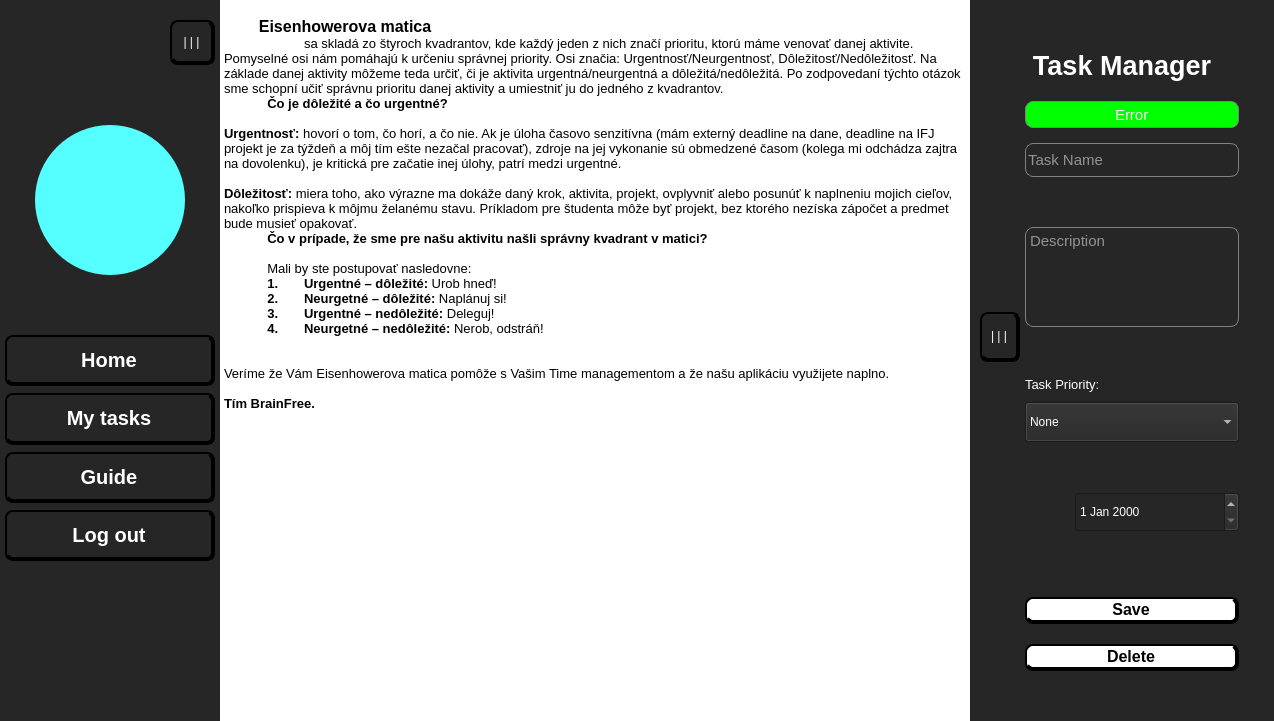
This is responsive.ui in MrDalo/brainfree as Qt 5 draws it before an edit. The edited form follows.
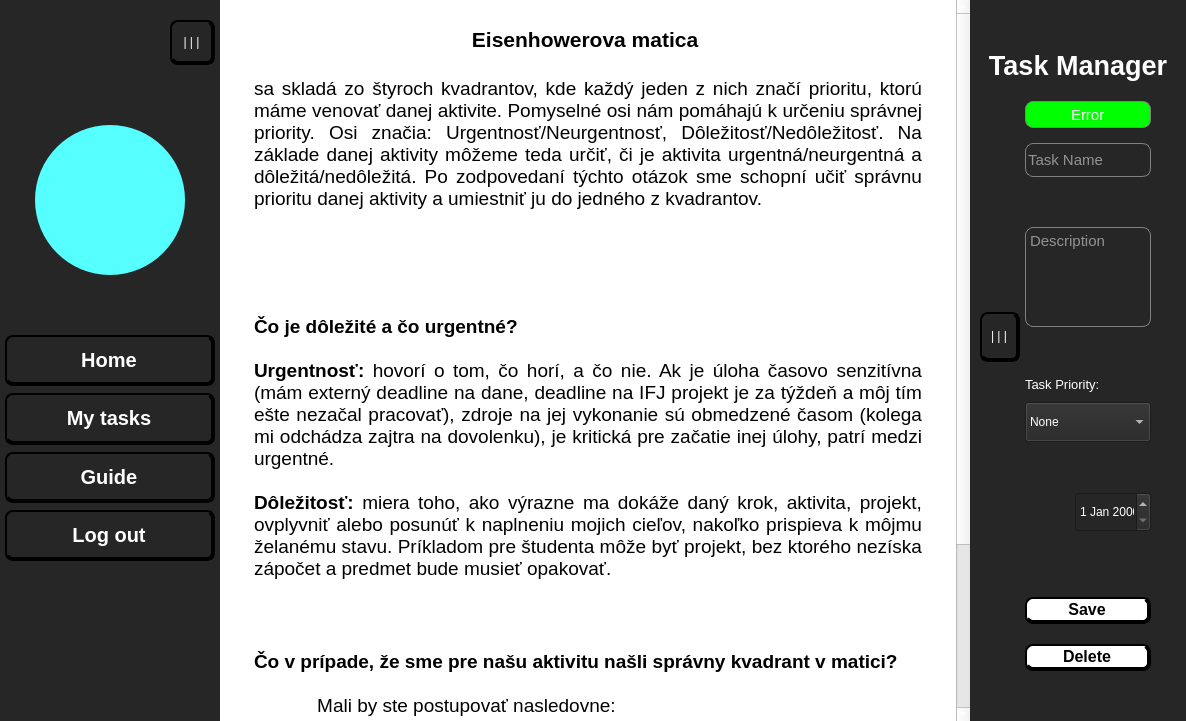
This is the edited form. The open tabs and pages were chosen to show the change. Icons and pictures are not drawn.

Commit message: Add property to tasks colors, guide

```diff
--- a/responsive.ui
+++ b/responsive.ui
@@ -6,7 +6,7 @@
    <rect>
     <x>0</x>
     <y>0</y>
-    <width>1274</width>
+    <width>1186</width>
     <height>721</height>
    </rect>
   </property>
@@ -413,7 +413,7 @@
       </property>
       <property name="maximumSize">
        <size>
-        <width>1240</width>
+        <width>16777215</width>
         <height>16777215</height>
        </size>
       </property>
@@ -4010,11 +4010,17 @@
 &lt;html&gt;&lt;head&gt;&lt;meta name=&quot;qrichtext&quot; content=&quot;1&quot; /&gt;&lt;style type=&quot;text/css&quot;&gt;
 p, li { white-space: pre-wrap; }
 &lt;/style&gt;&lt;/head&gt;&lt;body style=&quot; font-family:'MS Shell Dlg 2'; font-size:7.8pt; font-weight:400; font-style:normal;&quot;&gt;
-&lt;p style=&quot; margin-top:0px; margin-bottom:0px; margin-left:0px; margin-right:0px; -qt-block-indent:0; text-indent:0px;&quot;&gt;&lt;span style=&quot; color:#000000;&quot;&gt;        &lt;/span&gt;&lt;/p&gt;
-&lt;p style=&quot; margin-top:0px; margin-bottom:0px; margin-left:0px; margin-right:0px; -qt-block-indent:0; text-indent:0px;&quot;&gt;&lt;span style=&quot; color:#000000;&quot;&gt;           &lt;/span&gt;&lt;span style=&quot; font-size:12pt; color:#000000;&quot;&gt; &lt;/span&gt;&lt;span style=&quot; font-size:12pt; font-weight:600; color:#000000;&quot;&gt;Eisenhowerova matica&lt;/span&gt;&lt;span style=&quot; font-size:12pt; color:#000000;&quot;&gt; &lt;/span&gt;&lt;/p&gt;
-&lt;p style=&quot; margin-top:0px; margin-bottom:0px; margin-left:0px; margin-right:0px; -qt-block-indent:0; text-indent:0px;&quot;&gt;&lt;span style=&quot; font-size:10pt; color:#000000;&quot;&gt;	sa skladá zo štyroch kvadrantov, kde každý jeden z nich značí prioritu, ktorú máme venovať danej aktivite. Pomyselné osi nám pomáhajú k určeniu správnej priority. Osi značia: Urgentnosť/Neurgentnosť, Dôležitosť/Nedôležitosť. Na základe danej aktivity môžeme teda určiť, či je aktivita urgentná/neurgentná a dôležitá/nedôležitá. Po zodpovedaní týchto otázok sme schopní učiť správnu prioritu danej aktivity a umiestniť ju do jedného z kvadrantov.                &lt;/span&gt;&lt;img src=&quot;matica.jpg&quot; /&gt;&lt;span style=&quot; font-size:10pt; color:#000000;&quot;&gt;        &lt;/span&gt;&lt;/p&gt;
-&lt;p style=&quot; margin-top:0px; margin-bottom:0px; margin-left:0px; margin-right:0px; -qt-block-indent:0; text-indent:0px;&quot;&gt;&lt;span style=&quot; font-size:10pt; color:#000000;&quot;&gt;            &lt;/span&gt;&lt;span style=&quot; font-size:10pt; font-weight:600; color:#000000;&quot;&gt;Čo je dôležité a čo urgentné?&lt;/span&gt;&lt;span style=&quot; font-size:10pt; color:#000000;&quot;&gt;&lt;br /&gt;&lt;br /&gt;&lt;/span&gt;&lt;span style=&quot; font-size:10pt; font-weight:600; color:#000000;&quot;&gt;Urgentnosť:&lt;/span&gt;&lt;span style=&quot; font-size:10pt; color:#000000;&quot;&gt; hovorí o tom, čo horí, a čo nie. Ak je úloha časovo senzitívna (mám externý deadline na dane, deadline na IFJ projekt je za týždeň a môj tím ešte nezačal pracovať), zdroje na jej vykonanie sú obmedzené časom (kolega mi odchádza zajtra na dovolenku), je kritická pre začatie inej úlohy, patrí medzi urgentné.&lt;br /&gt;&lt;br /&gt;&lt;/span&gt;&lt;span style=&quot; font-size:10pt; font-weight:600; color:#000000;&quot;&gt;Dôležitosť:&lt;/span&gt;&lt;span style=&quot; font-size:10pt; color:#000000;&quot;&gt; miera toho, ako výrazne ma dokáže daný krok, aktivita, projekt, ovplyvniť alebo posunúť k naplneniu mojich cieľov, nakoľko prispieva k môjmu želanému stavu. Príkladom pre študenta môže byť projekt, bez ktorého nezíska zápočet a predmet bude musieť opakovať.                &lt;/span&gt;&lt;/p&gt;
-&lt;p style=&quot; margin-top:0px; margin-bottom:0px; margin-left:0px; margin-right:0px; -qt-block-indent:0; text-indent:0px;&quot;&gt;&lt;span style=&quot; font-size:10pt; color:#000000;&quot;&gt;            &lt;/span&gt;&lt;span style=&quot; font-size:10pt; font-weight:600; color:#000000;&quot;&gt;Čo v prípade, že sme pre našu aktivitu našli správny kvadrant v matici?&lt;/span&gt;&lt;span style=&quot; font-size:10pt; color:#000000;&quot;&gt;&lt;br /&gt;&lt;br /&gt;            Mali by ste postupovať nasledovne:&lt;br /&gt;            &lt;/span&gt;&lt;span style=&quot; font-size:10pt; font-weight:600; color:#000000;&quot;&gt;1.	Urgentné – dôležité:&lt;/span&gt;&lt;span style=&quot; font-size:10pt; color:#000000;&quot;&gt; Urob hneď!&lt;br /&gt;            &lt;/span&gt;&lt;span style=&quot; font-size:10pt; font-weight:600; color:#000000;&quot;&gt;2.	Neurgetné – dôležité:&lt;/span&gt;&lt;span style=&quot; font-size:10pt; color:#000000;&quot;&gt; Naplánuj si!&lt;br /&gt;            &lt;/span&gt;&lt;span style=&quot; font-size:10pt; font-weight:600; color:#000000;&quot;&gt;3.	Urgentné – nedôležité:&lt;/span&gt;&lt;span style=&quot; font-size:10pt; color:#000000;&quot;&gt; Deleguj!&lt;br /&gt;            &lt;/span&gt;&lt;span style=&quot; font-size:10pt; font-weight:600; color:#000000;&quot;&gt;4.	Neurgetné – nedôležité:&lt;/span&gt;&lt;span style=&quot; font-size:10pt; color:#000000;&quot;&gt; Nerob, odstráň!&lt;br /&gt;            &lt;br /&gt;&lt;br /&gt;Veríme že Vám Eisenhowerova matica pomôže s Vašim Time managementom a že našu aplikáciu využijete naplno.&lt;br /&gt;            &lt;br /&gt;&lt;/span&gt;&lt;span style=&quot; font-size:10pt; font-weight:600; color:#000000;&quot;&gt;Tím BrainFree.&lt;/span&gt;&lt;span style=&quot; font-size:10pt; color:#000000;&quot;&gt;    &lt;/span&gt;&lt;span style=&quot; color:#000000;&quot;&gt;        &lt;/span&gt;&lt;/p&gt;&lt;/body&gt;&lt;/html&gt;</string>
+&lt;p style=&quot; margin-top:0px; margin-bottom:0px; margin-left:20px; margin-right:20px; -qt-block-indent:0; text-indent:0px;&quot;&gt;&lt;span style=&quot; font-size:14pt; color:#000000;&quot;&gt;        &lt;/span&gt;&lt;/p&gt;
+&lt;p align=&quot;center&quot; style=&quot; margin-top:0px; margin-bottom:0px; margin-left:0px; margin-right:0px; -qt-block-indent:0; text-indent:0px;&quot;&gt;&lt;span style=&quot; font-size:16pt; font-weight:600; color:#000000;&quot;&gt;Eisenhowerova matica&lt;/span&gt;&lt;span style=&quot; font-size:16pt; color:#000000;&quot;&gt; &lt;/span&gt;&lt;/p&gt;
+&lt;p style=&quot;-qt-paragraph-type:empty; margin-top:0px; margin-bottom:0px; margin-left:0px; margin-right:0px; -qt-block-indent:0; text-indent:0px; font-size:16pt; color:#000000;&quot;&gt;&lt;br /&gt;&lt;/p&gt;
+&lt;p align=&quot;justify&quot; style=&quot; margin-top:0px; margin-bottom:0px; margin-left:30px; margin-right:30px; -qt-block-indent:0; text-indent:0px;&quot;&gt;&lt;span style=&quot; font-size:14pt; color:#000000;&quot;&gt;sa skladá zo štyroch kvadrantov, kde každý jeden z nich značí prioritu, ktorú máme venovať danej aktivite. Pomyselné osi nám pomáhajú k určeniu správnej priority. Osi značia: Urgentnosť/Neurgentnosť, Dôležitosť/Nedôležitosť. Na základe danej aktivity môžeme teda určiť, či je aktivita urgentná/neurgentná a dôležitá/nedôležitá. Po zodpovedaní týchto otázok sme schopní učiť správnu prioritu danej aktivity a umiestniť ju do jedného z kvadrantov.                &lt;/span&gt;&lt;/p&gt;
+&lt;p style=&quot; margin-top:12px; margin-bottom:12px; margin-left:30px; margin-right:30px; -qt-block-indent:0; text-indent:0px;&quot;&gt;&lt;img src=&quot;matica.jpg&quot; /&gt;&lt;span style=&quot; font-size:14pt; color:#000000;&quot;&gt;        &lt;/span&gt;&lt;/p&gt;
+&lt;p style=&quot; margin-top:0px; margin-bottom:0px; margin-left:0px; margin-right:0px; -qt-block-indent:0; text-indent:0px;&quot;&gt;&lt;span style=&quot; font-size:14pt; color:#000000;&quot;&gt;   &lt;/span&gt;&lt;/p&gt;
+&lt;p style=&quot; margin-top:0px; margin-bottom:0px; margin-left:0px; margin-right:0px; -qt-block-indent:0; text-indent:0px;&quot;&gt;&lt;span style=&quot; font-size:14pt; color:#000000;&quot;&gt;         &lt;/span&gt;&lt;/p&gt;
+&lt;p align=&quot;justify&quot; style=&quot; margin-top:12px; margin-bottom:12px; margin-left:30px; margin-right:30px; -qt-block-indent:0; text-indent:0px;&quot;&gt;&lt;span style=&quot; font-size:14pt; font-weight:600; color:#000000;&quot;&gt;Čo je dôležité a čo urgentné?&lt;/span&gt;&lt;span style=&quot; font-size:14pt; color:#000000;&quot;&gt;&lt;br /&gt;&lt;br /&gt;&lt;/span&gt;&lt;span style=&quot; font-size:14pt; font-weight:600; color:#000000;&quot;&gt;Urgentnosť:&lt;/span&gt;&lt;span style=&quot; font-size:14pt; color:#000000;&quot;&gt; hovorí o tom, čo horí, a čo nie. Ak je úloha časovo senzitívna (mám externý deadline na dane, deadline na IFJ projekt je za týždeň a môj tím ešte nezačal pracovať), zdroje na jej vykonanie sú obmedzené časom (kolega mi odchádza zajtra na dovolenku), je kritická pre začatie inej úlohy, patrí medzi urgentné.&lt;br /&gt;&lt;br /&gt;&lt;/span&gt;&lt;span style=&quot; font-size:14pt; font-weight:600; color:#000000;&quot;&gt;Dôležitosť:&lt;/span&gt;&lt;span style=&quot; font-size:14pt; color:#000000;&quot;&gt; miera toho, ako výrazne ma dokáže daný krok, aktivita, projekt, ovplyvniť alebo posunúť k naplneniu mojich cieľov, nakoľko prispieva k môjmu želanému stavu. Príkladom pre študenta môže byť projekt, bez ktorého nezíska zápočet a predmet bude musieť opakovať.                &lt;/span&gt;&lt;/p&gt;
+&lt;p style=&quot; margin-top:0px; margin-bottom:0px; margin-left:0px; margin-right:0px; -qt-block-indent:0; text-indent:0px;&quot;&gt;&lt;span style=&quot; font-size:14pt; color:#000000;&quot;&gt;      &lt;/span&gt;&lt;/p&gt;
+&lt;p style=&quot; margin-top:0px; margin-bottom:0px; margin-left:0px; margin-right:0px; -qt-block-indent:0; text-indent:0px;&quot;&gt;&lt;span style=&quot; font-size:14pt; color:#000000;&quot;&gt;     &lt;/span&gt;&lt;/p&gt;
+&lt;p style=&quot; margin-top:12px; margin-bottom:12px; margin-left:30px; margin-right:30px; -qt-block-indent:0; text-indent:0px;&quot;&gt;&lt;span style=&quot; font-size:14pt; font-weight:600; color:#000000;&quot;&gt;Čo v prípade, že sme pre našu aktivitu našli správny kvadrant v matici?&lt;/span&gt;&lt;span style=&quot; font-size:14pt; color:#000000;&quot;&gt;&lt;br /&gt;&lt;br /&gt;            Mali by ste postupovať nasledovne:&lt;br /&gt;            &lt;/span&gt;&lt;span style=&quot; font-size:14pt; font-weight:600; color:#000000;&quot;&gt;1.	Urgentné – dôležité:&lt;/span&gt;&lt;span style=&quot; font-size:14pt; color:#000000;&quot;&gt; Urob hneď!&lt;br /&gt;            &lt;/span&gt;&lt;span style=&quot; font-size:14pt; font-weight:600; color:#000000;&quot;&gt;2.	Neurgetné – dôležité:&lt;/span&gt;&lt;span style=&quot; font-size:14pt; color:#000000;&quot;&gt; Naplánuj si!&lt;br /&gt;            &lt;/span&gt;&lt;span style=&quot; font-size:14pt; font-weight:600; color:#000000;&quot;&gt;3.	Urgentné – nedôležité:&lt;/span&gt;&lt;span style=&quot; font-size:14pt; color:#000000;&quot;&gt; Deleguj!&lt;br /&gt;            &lt;/span&gt;&lt;span style=&quot; font-size:14pt; font-weight:600; color:#000000;&quot;&gt;4.	Neurgetné – nedôležité:&lt;/span&gt;&lt;span style=&quot; font-size:14pt; color:#000000;&quot;&gt; Nerob, odstráň!&lt;br /&gt;            &lt;br /&gt;&lt;br /&gt;Veríme že Vám Eisenhowerova matica pomôže s Vašim Time managementom a že našu aplikáciu využijete naplno.&lt;br /&gt;            &lt;br /&gt;&lt;/span&gt;&lt;span style=&quot; font-size:14pt; font-weight:600; color:#000000;&quot;&gt;Tím BrainFree.&lt;/span&gt;&lt;span style=&quot; font-size:14pt; color:#000000;&quot;&gt;            &lt;/span&gt;&lt;/p&gt;&lt;/body&gt;&lt;/html&gt;</string>
           </property>
          </widget>
         </item>
```
Left out of the diff: 72 changed lines with no effect on the pictures.
